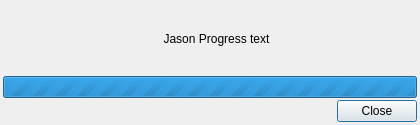
Above: jasongui.ui from hbirchtree/jason before the change. Below: the same form after it.
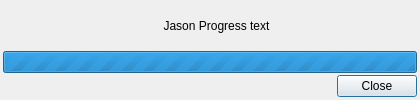
That is the form after the change.

Commit message: - Window now has fixed size and allows being minimized automatically.

What changed in the file:
```diff
--- a/jasongui.ui
+++ b/jasongui.ui
@@ -7,7 +7,7 @@
     <x>0</x>
     <y>0</y>
     <width>420</width>
-    <height>125</height>
+    <height>100</height>
    </rect>
   </property>
   <property name="sizePolicy">
@@ -16,6 +16,18 @@
     <verstretch>0</verstretch>
    </sizepolicy>
   </property>
+  <property name="minimumSize">
+   <size>
+    <width>420</width>
+    <height>100</height>
+   </size>
+  </property>
+  <property name="maximumSize">
+   <size>
+    <width>420</width>
+    <height>100</height>
+   </size>
+  </property>
   <property name="windowTitle">
    <string>Jason</string>
   </property>
```
The commit also changes 4 other files.
